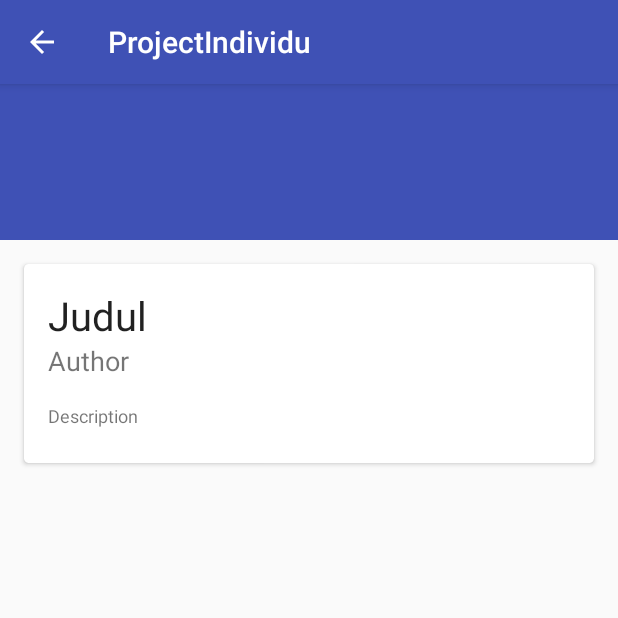
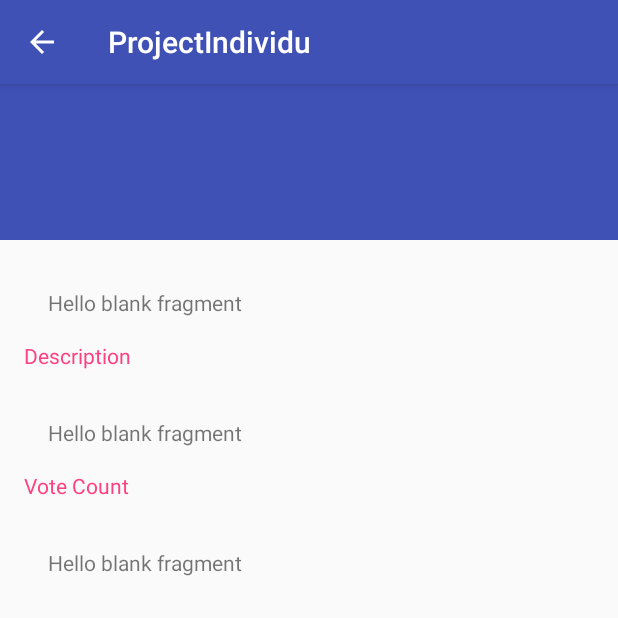
Before and after one commit to nabilrizqi21/MovieStars, an Android app: the DetailActivity screen opened directly, with no data from a screen before it, on a phone screen of 412 x 824 dp, the top half of it. Run offline under Robolectric (Android 15) with nearby library versions, the phone set to English and light mode, and no system bars; our stand-ins replace Volley; network calls fail; pictures from the network do not load; 1 statement that could not run was skipped.

Commit message:
Detail News 2

```diff
--- a/app/src/main/java/id/sch/smktelkom_mlg/privateassignment/xirpl621/projectindividu/DatabaseHandler.java
+++ b/app/src/main/java/id/sch/smktelkom_mlg/privateassignment/xirpl621/projectindividu/DatabaseHandler.java
@@ -9,9 +9,6 @@ import android.database.sqlite.SQLiteOpenHelper;
 
 import java.io.File;
 
-/**
- * Created by Joice Jessica on 5/14/2017.
- */
 
 public abstract class DatabaseHandler extends SQLiteOpenHelper {
 
--- a/app/src/main/java/id/sch/smktelkom_mlg/privateassignment/xirpl621/projectindividu/News_adapter.java
+++ b/app/src/main/java/id/sch/smktelkom_mlg/privateassignment/xirpl621/projectindividu/News_adapter.java
@@ -15,9 +15,6 @@ import com.bumptech.glide.Glide;
 
 import java.util.List;
 
-/**
- * Created by Joice Jessica on 5/14/2017.
- */
 
 public class News_adapter extends RecyclerView.Adapter<News_adapter.ViewHolder> {
 
--- a/app/src/main/java/id/sch/smktelkom_mlg/privateassignment/xirpl621/projectindividu/News_list.java
+++ b/app/src/main/java/id/sch/smktelkom_mlg/privateassignment/xirpl621/projectindividu/News_list.java
@@ -1,8 +1,5 @@
 package id.sch.smktelkom_mlg.privateassignment.xirpl621.projectindividu;
 
-/**
- * Created by Mokleters on 13/05/2017.
- */
 
 public class News_list {
     private String imageUrl;
--- a/app/src/main/java/id/sch/smktelkom_mlg/privateassignment/xirpl621/projectindividu/PlaceTable.java
+++ b/app/src/main/java/id/sch/smktelkom_mlg/privateassignment/xirpl621/projectindividu/PlaceTable.java
@@ -6,9 +6,6 @@ import android.database.Cursor;
 import java.util.ArrayList;
 import java.util.List;
 
-/**
- * Created by Joice Jessica on 5/14/2017.
- */
 
 public class PlaceTable extends Table {
 
--- a/app/src/main/java/id/sch/smktelkom_mlg/privateassignment/xirpl621/projectindividu/RecommendAdapter.java
+++ b/app/src/main/java/id/sch/smktelkom_mlg/privateassignment/xirpl621/projectindividu/RecommendAdapter.java
@@ -13,9 +13,6 @@ import android.widget.TextView;
 import java.util.ArrayList;
 import java.util.List;
 
-/**
- * Created by Joice Jessica on 5/14/2017.
- */
 
 public class RecommendAdapter extends RecyclerView.Adapter<RecommendAdapter.ViewHolder> {
 
--- a/app/src/main/java/id/sch/smktelkom_mlg/privateassignment/xirpl621/projectindividu/RecommendListItem.java
+++ b/app/src/main/java/id/sch/smktelkom_mlg/privateassignment/xirpl621/projectindividu/RecommendListItem.java
@@ -2,9 +2,6 @@ package id.sch.smktelkom_mlg.privateassignment.xirpl621.projectindividu;
 
 import java.io.Serializable;
 
-/**
- * Created by Joice Jessica on 5/14/2017.
- */
 
 public class RecommendListItem implements Serializable {
     public String imageUrl;
--- a/app/src/main/java/id/sch/smktelkom_mlg/privateassignment/xirpl621/projectindividu/Table.java
+++ b/app/src/main/java/id/sch/smktelkom_mlg/privateassignment/xirpl621/projectindividu/Table.java
@@ -1,8 +1,5 @@
 package id.sch.smktelkom_mlg.privateassignment.xirpl621.projectindividu;
 
-/**
- * Created by Joice Jessica on 5/14/2017.
- */
 
 public class Table {
     public static String getSQLCreateParam(String name, String[] colName, String[] colType) {
--- a/app/src/main/res/layout/app_bar_main.xml
+++ b/app/src/main/res/layout/app_bar_main.xml
@@ -27,12 +27,4 @@
         android:layout_height="match_parent"
         app:layout_behavior="@string/appbar_scrolling_view_behavior" />
 
-    <android.support.design.widget.FloatingActionButton
-        android:id="@+id/fab"
-        android:layout_width="wrap_content"
-        android:layout_height="wrap_content"
-        android:layout_gravity="bottom|end"
-        android:layout_margin="@dimen/fab_margin"
-        app:srcCompat="@android:drawable/ic_dialog_email" />
-
 </android.support.design.widget.CoordinatorLayout>
--- a/app/src/main/res/layout/content_detail.xml
+++ b/app/src/main/res/layout/content_detail.xml
@@ -9,51 +9,49 @@
     tools:context="id.sch.smktelkom_mlg.privateassignment.xirpl621.projectindividu.DetailActivity"
     tools:showIn="@layout/activity_detail">
 
-    <android.support.v7.widget.CardView
-        android:layout_width="match_parent"
-        android:layout_height="wrap_content"
-        android:layout_marginLeft="16dp"
-        android:layout_marginRight="16dp"
-        android:layout_marginTop="16dp"
-        android:elevation="10dp"
-        app:cardCornerRadius="3dp">
-
     <LinearLayout
         android:layout_width="match_parent"
         android:layout_height="match_parent"
         android:orientation="vertical"
-            android:padding="16dp">
-            <!--<ImageView-->
-            <!--android:layout_width="match_parent"-->
-            <!--android:layout_height="wrap_content"-->
-            <!--android:id="@+id/imageViewdetail"-->
-            <!--/>-->
+        android:paddingLeft="16dp"
+        android:paddingRight="16dp"
+        android:paddingTop="16dp">
 
         <TextView
             android:id="@+id/textViewHeadet"
+            android:layout_width="wrap_content"
+            android:layout_height="wrap_content"
+            android:layout_margin="@dimen/fab_margin"
+            android:text="@string/hello_blank_fragment" />
+
+        <TextView
             android:layout_width="match_parent"
             android:layout_height="wrap_content"
-                android:text="Judul"
-                android:textAppearance="@style/Base.TextAppearance.AppCompat.Headline"
-                android:textSize="12pt" />
+            android:layout_marginBottom="16dp"
+            android:text="Description"
+            android:textColor="?attr/colorAccent" />
+
+        <TextView
+            android:id="@+id/textViewReview"
+            android:layout_width="wrap_content"
+            android:layout_height="wrap_content"
+            android:layout_margin="@dimen/fab_margin"
+            android:text="@string/hello_blank_fragment" />
+
+        <TextView
+            android:layout_width="match_parent"
+            android:layout_height="wrap_content"
+            android:layout_marginBottom="16dp"
+            android:text="Vote Count"
+            android:textColor="?attr/colorAccent" />
 
         <TextView
             android:id="@+id/textViewDescet"
-                android:layout_width="match_parent"
+            android:layout_width="wrap_content"
             android:layout_height="wrap_content"
-                android:layout_marginBottom="16dp"
-                android:text="Author"
-                android:textSize="8pt" />
-
-            <TextView
-                android:id="@+id/textViewReview"
-                android:layout_width="match_parent"
-                android:layout_height="wrap_content"
-                android:paddingBottom="7dp"
-                android:text="Description"
-                android:textSize="12sp" />
+            android:layout_margin="@dimen/fab_margin"
+            android:text="@string/hello_blank_fragment" />
 
     </LinearLayout>
-    </android.support.v7.widget.CardView>
 
 </android.support.v4.widget.NestedScrollView>
```
Lines whose indentation alone changed are shown as unchanged.
